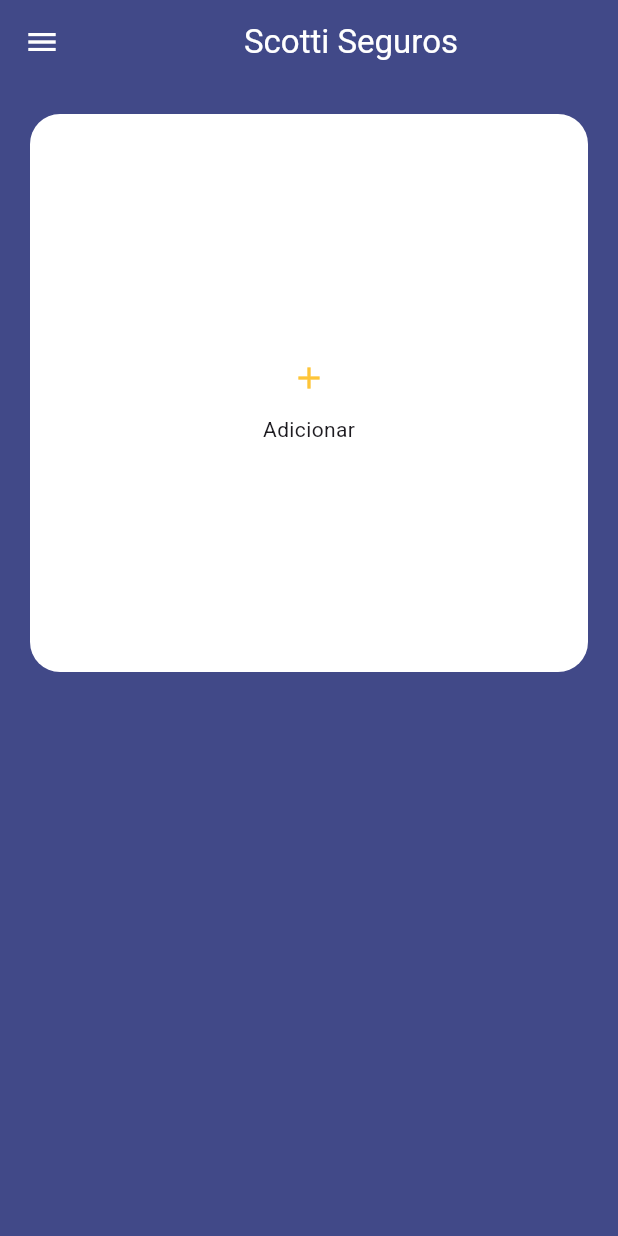
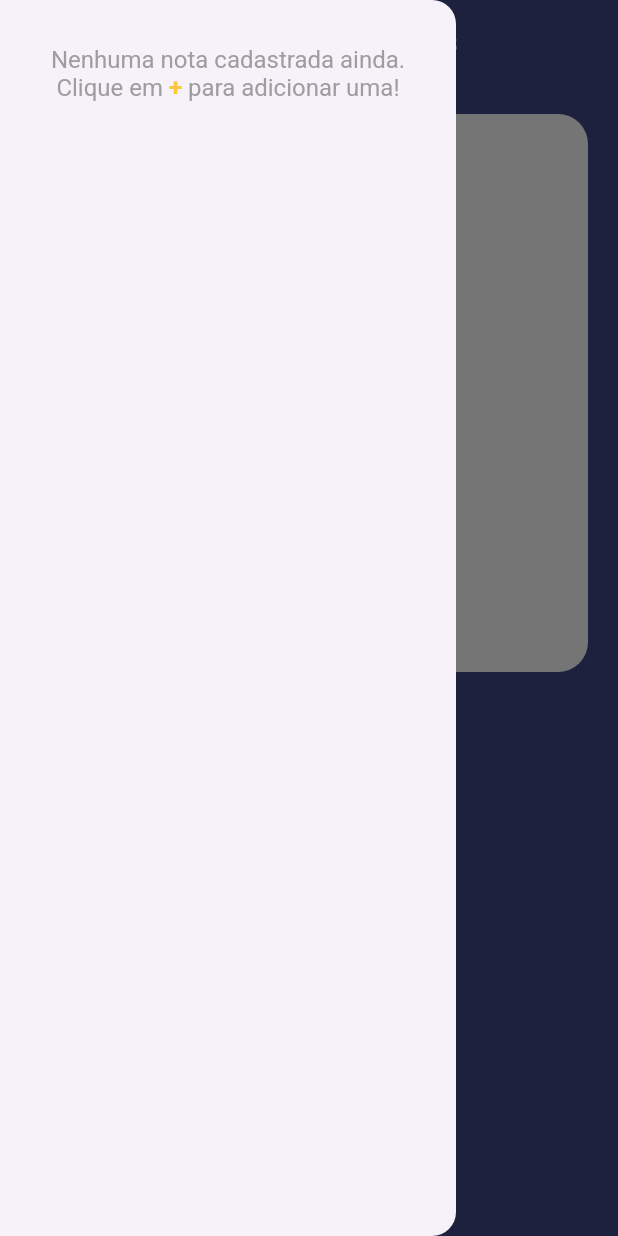
Before and after one commit to franco-scotti/NotesManagerSC, a Flutter app: the screen it shows after launch, with the side drawer open (before the commit the screen has no drawer), on a phone screen of 412 x 824 dp. Run offline on Flutter 3.47's test engine with Material 3 defaults, Android fonts, the phone set to English and light mode, and no system bars; our stand-ins replace bloc, flutter_bloc, sqflite, sqflite_common_ffi; accounts and stored records are empty.

```diff
--- a/lib/views/notes_manager/notes_manager/notes_manager.dart
+++ b/lib/views/notes_manager/notes_manager/notes_manager.dart
@@ -39,21 +39,6 @@ class _NotesManagerState extends State<NotesManager> {
 
     return BlocConsumer<NotesManagerCubit, NotesManagerState>(
         listener: (context, state) {
-      // if (state.status == StatusBaseEnum.loading) {
-      //   showDialog(
-      //     context: context,
-      //     barrierDismissible: false,
-      //     builder: (_) => const Center(
-      //       child: CircularProgressIndicator(
-      //         strokeWidth: 6.0,
-      //         color: AppColors.secondary,
-      //       ),
-      //     ),
-      //   );
-      // } else {
-      //   Navigator.of(context, rootNavigator: true).maybePop();
-      // }
-
       if (state.status == StatusBaseEnum.success) {
         Navigator.push(
           context,
@@ -68,6 +53,7 @@ class _NotesManagerState extends State<NotesManager> {
       return Scaffold(
         backgroundColor: AppColors.primary,
         appBar: AppBar(
+          iconTheme: const IconThemeData(color: Colors.white),
           title: Center(
             child: Text(
               'Scotti Seguros',
@@ -75,12 +61,74 @@ class _NotesManagerState extends State<NotesManager> {
             ),
           ),
           backgroundColor: AppColors.primary,
-          leading: IconButton(
-            icon: Icon(
-              Icons.menu,
-              color: Colors.white,
-            ),
-            onPressed: () {},
+        ),
+        drawer: Drawer(
+          child: ListView(
+            padding: EdgeInsets.all(10),
+            children: [
+              if (state.notes.isEmpty) ...[
+                Center(
+                  child: Padding(
+                    padding: EdgeInsets.all(20.0),
+                    child: RichText(
+                      textAlign: TextAlign.center,
+                      text: TextSpan(
+                        style: const TextStyle(
+                          fontSize: 16,
+                          color: Colors.grey,
+                        ),
+                        children: [
+                          const TextSpan(
+                              text:
+                                  "Nenhuma nota cadastrada ainda.\nClique em "),
+                          TextSpan(
+                            text: "+",
+                            style: const TextStyle(
+                              color: AppColors.secondary,
+                              fontWeight: FontWeight.bold,
+                            ),
+                          ),
+                          const TextSpan(text: " para adicionar uma!"),
+                        ],
+                      ),
+                    ),
+                  ),
+                ),
+              ] else ...[
+                ...List.generate(
+                  state.notes.length,
+                  (i) => Card(
+                    shape: RoundedRectangleBorder(
+                      borderRadius: BorderRadius.circular(12),
+                    ),
+                    elevation: 2,
+                    margin:
+                        const EdgeInsets.symmetric(vertical: 6, horizontal: 10),
+                    child: ListTile(
+                      leading: const Icon(Icons.sticky_note_2,
+                          color: AppColors.primary),
+                      title: Text(
+                        state.notes[i].title,
+                        style: const TextStyle(fontWeight: FontWeight.bold),
+                      ),
+                      subtitle: Text(
+                        state.notes[i].description.isNotEmpty
+                            ? state.notes[i].description
+                            : "Sem descrição",
+                        maxLines: 1,
+                        overflow: TextOverflow.ellipsis,
+                      ),
+                      trailing:
+                          const Icon(Icons.chevron_right, color: Colors.grey),
+                      onTap: () {
+                        BlocProvider.of<NotesManagerCubit>(context)
+                            .getNoteById(state.notes[i].id!);
+                      },
+                    ),
+                  ),
+                ),
+              ],
+            ],
           ),
         ),
         body: GridView.count(
@@ -92,11 +140,11 @@ class _NotesManagerState extends State<NotesManager> {
             CardAddNew(),
             ...List.generate(
               state.notes.length,
-              (index) => CardNote(
-                note: state.notes[index],
+              (i) => CardNote(
+                note: state.notes[i],
                 icon: Icons.info,
                 onPressed: () => BlocProvider.of<NotesManagerCubit>(context)
-                    .getNoteById(state.notes[index].id!),
+                    .getNoteById(state.notes[i].id!),
               ),
             ),
           ],
```
Also changed, not shown: lib/views/notes_manager/view_note/widgets/header_view_note.dart (+47 -20 lines).
